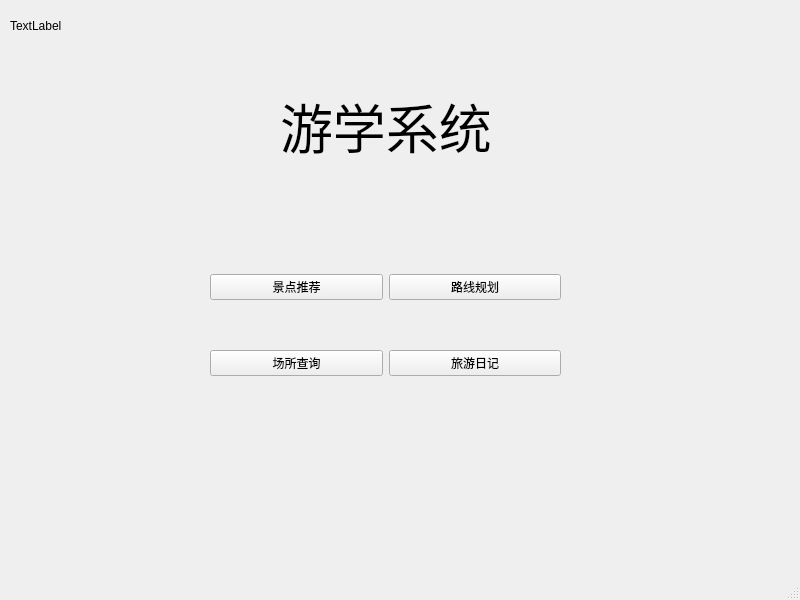
ruguiima/travel-system-BUPT, file ui/mainwindow.ui: the form before one commit.
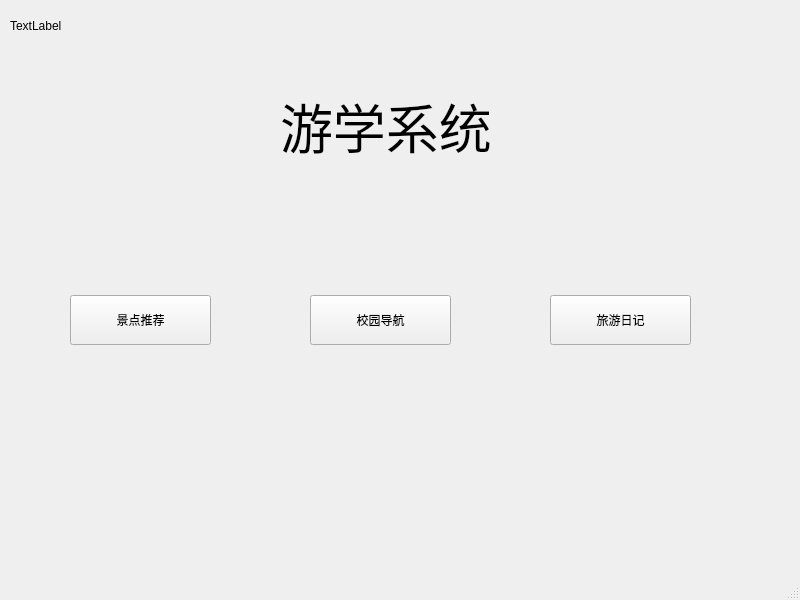
The form after the commit.

Commit message: 修改首页布局

Diff of the .ui file:
```diff
--- a/ui/mainwindow.ui
+++ b/ui/mainwindow.ui
@@ -35,40 +35,99 @@
    <widget class="QWidget" name="gridLayoutWidget">
     <property name="geometry">
      <rect>
-      <x>210</x>
-      <y>230</y>
-      <width>351</width>
-      <height>191</height>
+      <x>70</x>
+      <y>190</y>
+      <width>621</width>
+      <height>261</height>
      </rect>
     </property>
     <layout class="QGridLayout" name="gridLayout">
      <item row="0" column="0">
+      <layout class="QHBoxLayout" name="horizontalLayout" stretch="3,2,3,2,3">
+       <item>
       <widget class="QPushButton" name="sitewidget">
+         <property name="sizePolicy">
+          <sizepolicy hsizetype="Minimum" vsizetype="Maximum">
+           <horstretch>0</horstretch>
+           <verstretch>0</verstretch>
+          </sizepolicy>
+         </property>
+         <property name="minimumSize">
+          <size>
+           <width>0</width>
+           <height>50</height>
+          </size>
+         </property>
        <property name="text">
         <string>景点推荐</string>
        </property>
       </widget>
      </item>
-     <item row="0" column="1">
+       <item>
+        <spacer name="horizontalSpacer">
+         <property name="orientation">
+          <enum>Qt::Orientation::Horizontal</enum>
+         </property>
+         <property name="sizeHint" stdset="0">
+          <size>
+           <width>40</width>
+           <height>20</height>
+          </size>
+         </property>
+        </spacer>
+       </item>
+       <item>
       <widget class="QPushButton" name="roadwidget">
+         <property name="sizePolicy">
+          <sizepolicy hsizetype="Minimum" vsizetype="Maximum">
+           <horstretch>0</horstretch>
+           <verstretch>0</verstretch>
+          </sizepolicy>
+         </property>
+         <property name="minimumSize">
+          <size>
+           <width>0</width>
+           <height>50</height>
+          </size>
+         </property>
        <property name="text">
-        <string>路线规划</string>
+          <string>校园导航</string>
        </property>
       </widget>
      </item>
-     <item row="1" column="1">
+       <item>
+        <spacer name="horizontalSpacer_2">
+         <property name="orientation">
+          <enum>Qt::Orientation::Horizontal</enum>
+         </property>
+         <property name="sizeHint" stdset="0">
+          <size>
+           <width>40</width>
+           <height>20</height>
+          </size>
+         </property>
+        </spacer>
+       </item>
+       <item>
       <widget class="QPushButton" name="diary_widget">
+         <property name="sizePolicy">
+          <sizepolicy hsizetype="Minimum" vsizetype="Maximum">
+           <horstretch>0</horstretch>
+           <verstretch>0</verstretch>
+          </sizepolicy>
+         </property>
+         <property name="minimumSize">
+          <size>
+           <width>0</width>
+           <height>50</height>
+          </size>
+         </property>
        <property name="text">
         <string>旅游日记</string>
        </property>
       </widget>
      </item>
-     <item row="1" column="0">
-      <widget class="QPushButton" name="placewidget">
-       <property name="text">
-        <string>场所查询</string>
-       </property>
-      </widget>
+      </layout>
      </item>
     </layout>
    </widget>
```
Left out of the diff: 2 changed lines with no effect on the pictures. Lines whose indentation alone changed are shown as unchanged.
